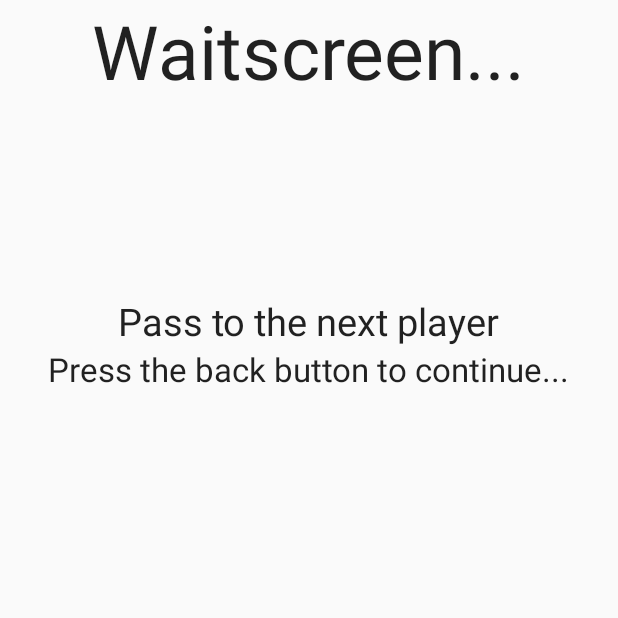
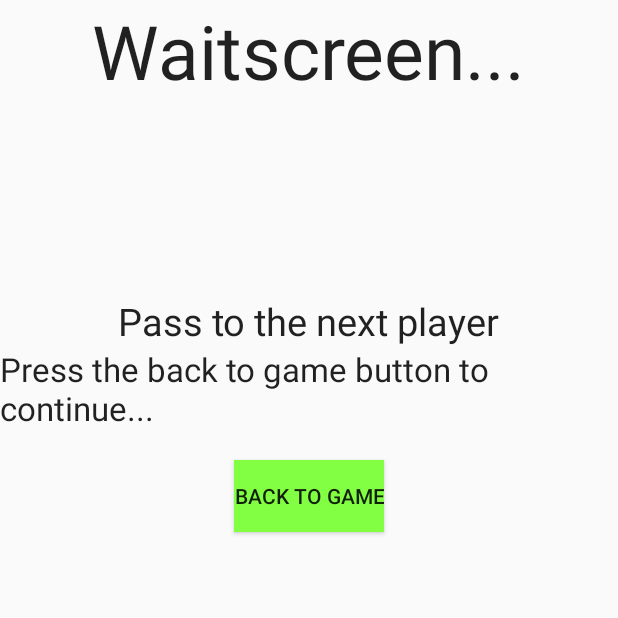
Before and after one commit to SamCumings/No_Please_Game, an Android app: the WaitScreen screen opened directly, with no data from a screen before it, on a phone screen of 412 x 824 dp, the top half of it. Run offline under Robolectric (Android 15) with nearby library versions, the phone set to English and light mode, and no system bars.

Commit message:
Wait Screen is complete. Commit before merging back into the Master branch.

```diff
--- a/No_please_Test/app/src/main/java/com/example/sam/no_please_test/Tutorial.java
+++ b/No_please_Test/app/src/main/java/com/example/sam/no_please_test/Tutorial.java
@@ -7,7 +7,6 @@ import android.view.Menu;
 import android.view.MenuItem;
 import android.view.View;
 
-//Doing a test commit on my own branch
 public class Tutorial extends ActionBarActivity {
 
     @Override
--- a/No_please_Test/app/src/main/java/com/example/sam/no_please_test/WaitScreen.java
+++ b/No_please_Test/app/src/main/java/com/example/sam/no_please_test/WaitScreen.java
@@ -3,6 +3,7 @@ package com.example.sam.no_please_test;
 import android.app.Activity;
 import android.content.Intent;
 import android.os.Bundle;
+import android.view.View;
 import android.widget.TextView;
 
 /**
@@ -17,8 +18,15 @@ public class WaitScreen extends Activity {
 
         setContentView(R.layout.activity_waitscreen);
 
+        // Make a TextView on the Wait Screen for the next player's name
         TextView current_player_name = (TextView) this.findViewById(R.id.playerName);
         current_player_name.setText(intent.getStringExtra("playerName"));
 }
 
+    //goes to back to go_to_game (finish just closes the current activity and goes back to the last one.)
+    public void back_to_game(View view) {
+        //do something in response to button
+        finish();
+    }
+
 }
--- a/No_please_Test/app/src/main/java/com/example/sam/no_please_test/go_to_game.java
+++ b/No_please_Test/app/src/main/java/com/example/sam/no_please_test/go_to_game.java
@@ -175,17 +175,14 @@ public class go_to_game extends ActionBarActivity {
             //change current highlighted player
             //check if the pass button should be greyed out for this player
 
-
         Intent intent = new Intent(this, WaitScreen.class);
 
         test_card=new_game.take_card();
 
         intent.putExtra("playerName", new_game.Current_Player.playerName);
         startActivity(intent);
+
         update(new_game);
-
-
-
     }
     //called when pass button pressed
     public void pass_button(View view){
@@ -198,7 +195,14 @@ public class go_to_game extends ActionBarActivity {
             //change current highlighted character
             //check if the pass button should be greyed out
             //change number of chips to the new player's chips
+
+        Intent intent = new Intent(this, WaitScreen.class);
+
         new_game.pass_card();
+
+        intent.putExtra("playerName", new_game.Current_Player.playerName);
+        startActivity(intent);
+
         update(new_game);
     }
 
--- a/No_please_Test/app/src/main/res/layout/activity_waitscreen.xml
+++ b/No_please_Test/app/src/main/res/layout/activity_waitscreen.xml
@@ -34,8 +34,19 @@
         android:layout_width="wrap_content"
         android:layout_height="wrap_content"
         android:textAppearance="?android:attr/textAppearanceLarge"
-        android:text="Press the back button to continue..."
+        android:text="Press the back to game button to continue..."
         android:id="@+id/textView14"
+        android:paddingBottom="20dp"
         android:layout_gravity="center_horizontal" />
 
+    <Button
+        android:layout_width="wrap_content"
+        android:layout_height="wrap_content"
+        android:text="Back to Game"
+        android:onClick="back_to_game"
+        android:id="@+id/backToGame"
+        android:nestedScrollingEnabled="false"
+        android:layout_gravity="center_horizontal"
+        android:background="#ff82ff43" />
+
 </LinearLayout>
```
